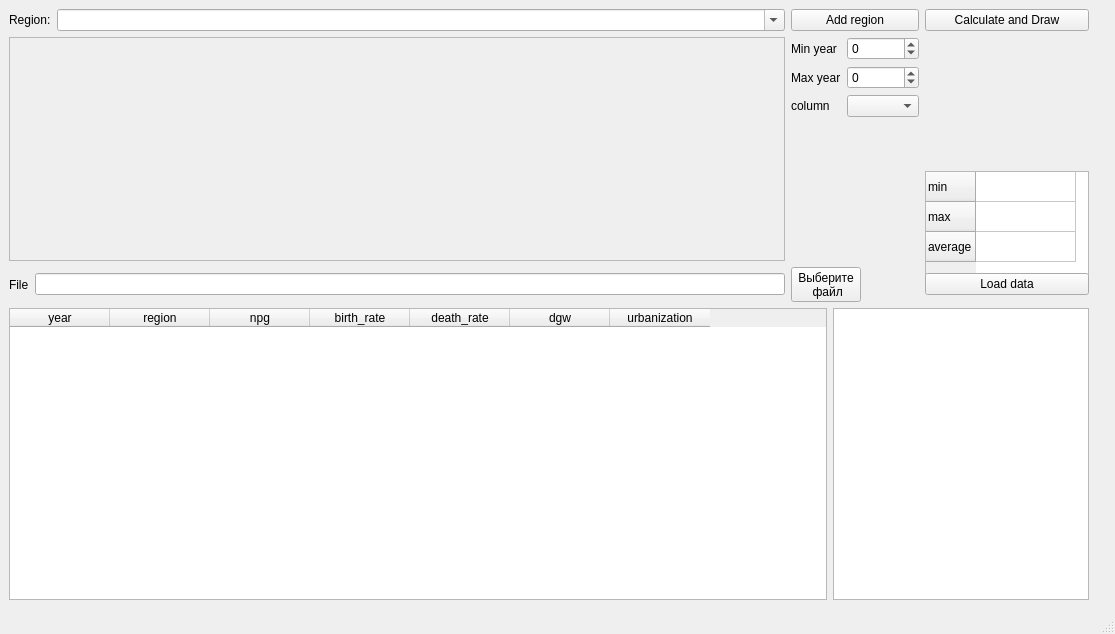
Before: the Qt Designer form CSV/mainwindow.ui in MakarenkoArtem/Labs2, drawn with Qt 5.
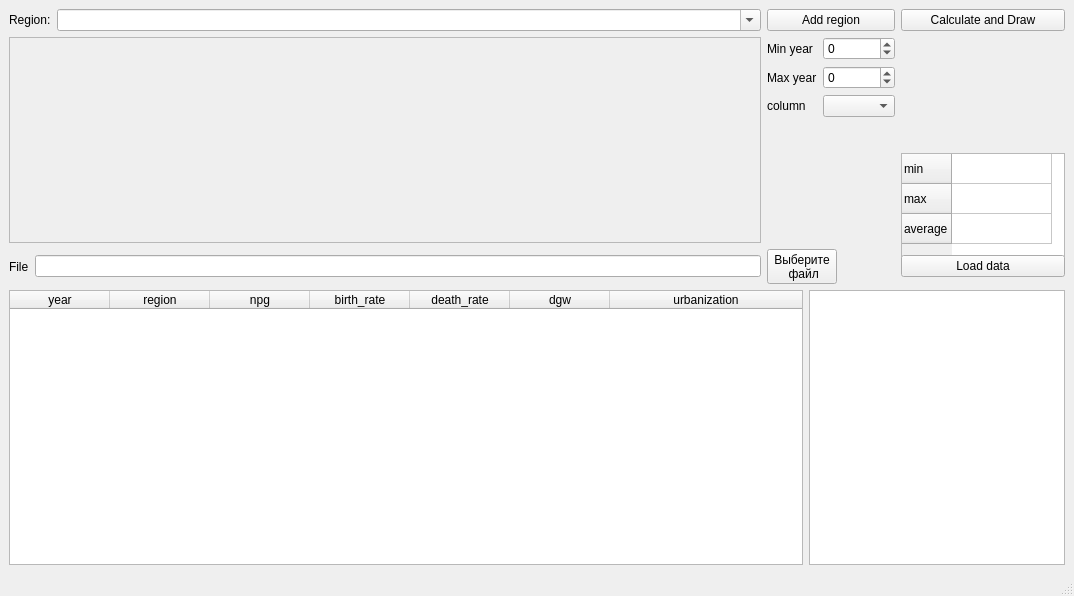
After: the same form once the commit is applied.

The edit to the form file:
```diff
--- a/CSV/mainwindow.ui
+++ b/CSV/mainwindow.ui
@@ -6,23 +6,16 @@
    <rect>
     <x>0</x>
     <y>0</y>
-    <width>1115</width>
-    <height>634</height>
+    <width>1074</width>
+    <height>596</height>
    </rect>
   </property>
   <property name="windowTitle">
    <string>MainWindow</string>
   </property>
   <widget class="QWidget" name="centralwidget">
-   <widget class="QWidget" name="layoutWidget">
-    <property name="geometry">
-     <rect>
-      <x>9</x>
-      <y>9</y>
-      <width>1080</width>
-      <height>591</height>
-     </rect>
-    </property>
+   <layout class="QGridLayout" name="gridLayout_2">
+    <item row="0" column="0">
     <layout class="QVBoxLayout" name="verticalLayout_3">
      <property name="sizeConstraint">
       <enum>QLayout::SetMaximumSize</enum>
@@ -292,13 +285,40 @@
         <widget class="QTableWidget" name="tableWidget">
          <property name="minimumSize">
           <size>
-           <width>0</width>
-           <height>0</height>
+            <width>790</width>
+            <height>231</height>
           </size>
          </property>
          <property name="editTriggers">
           <set>QAbstractItemView::NoEditTriggers</set>
          </property>
+          <property name="dragEnabled">
+           <bool>false</bool>
+          </property>
+          <property name="selectionMode">
+           <enum>QAbstractItemView::ExtendedSelection</enum>
+          </property>
+          <property name="horizontalScrollMode">
+           <enum>QAbstractItemView::ScrollPerItem</enum>
+          </property>
+          <attribute name="horizontalHeaderVisible">
+           <bool>true</bool>
+          </attribute>
+          <attribute name="horizontalHeaderCascadingSectionResizes">
+           <bool>false</bool>
+          </attribute>
+          <attribute name="horizontalHeaderDefaultSectionSize">
+           <number>100</number>
+          </attribute>
+          <attribute name="horizontalHeaderHighlightSections">
+           <bool>true</bool>
+          </attribute>
+          <attribute name="horizontalHeaderShowSortIndicator" stdset="0">
+           <bool>false</bool>
+          </attribute>
+          <attribute name="horizontalHeaderStretchLastSection">
+           <bool>true</bool>
+          </attribute>
          <column>
           <property name="text">
            <string>year</string>
@@ -359,7 +379,8 @@
       </layout>
      </item>
     </layout>
-   </widget>
+    </item>
+   </layout>
   </widget>
   <widget class="QMenuBar" name="menubar">
    <property name="geometry">
```
Left out of the diff: 2 changed lines with no effect on the pictures. Lines whose indentation alone changed are shown as unchanged.
